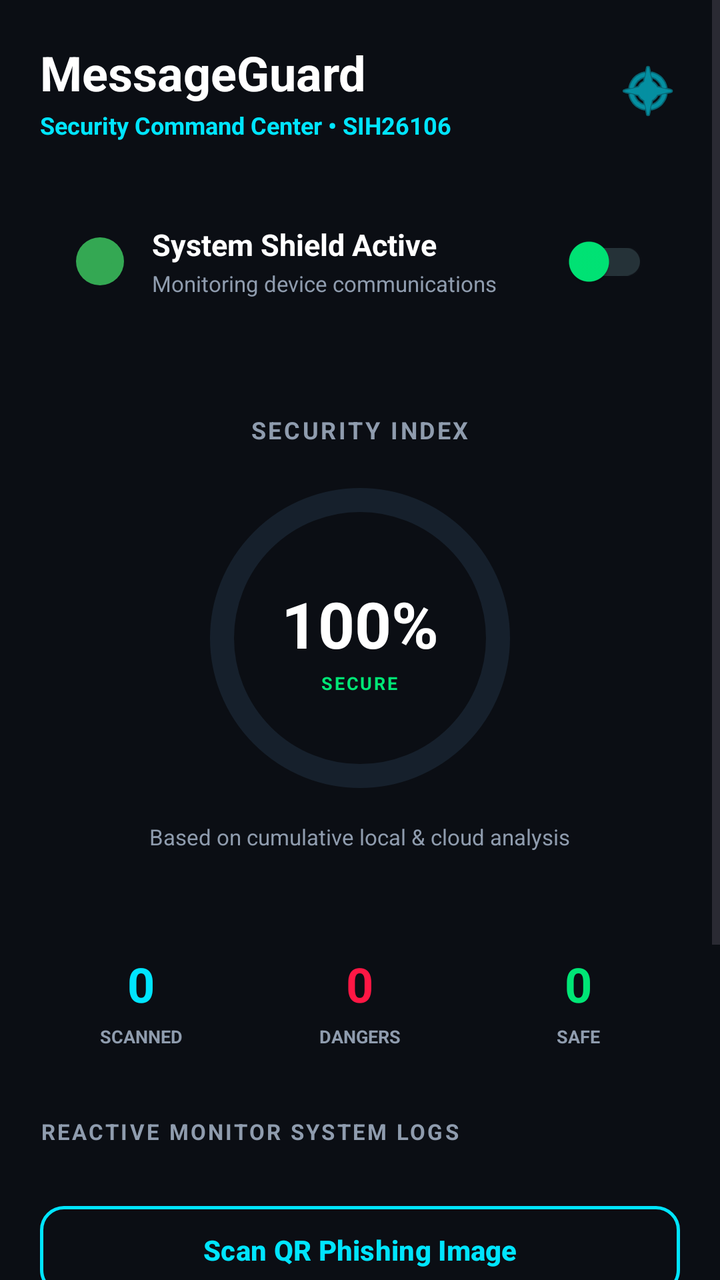
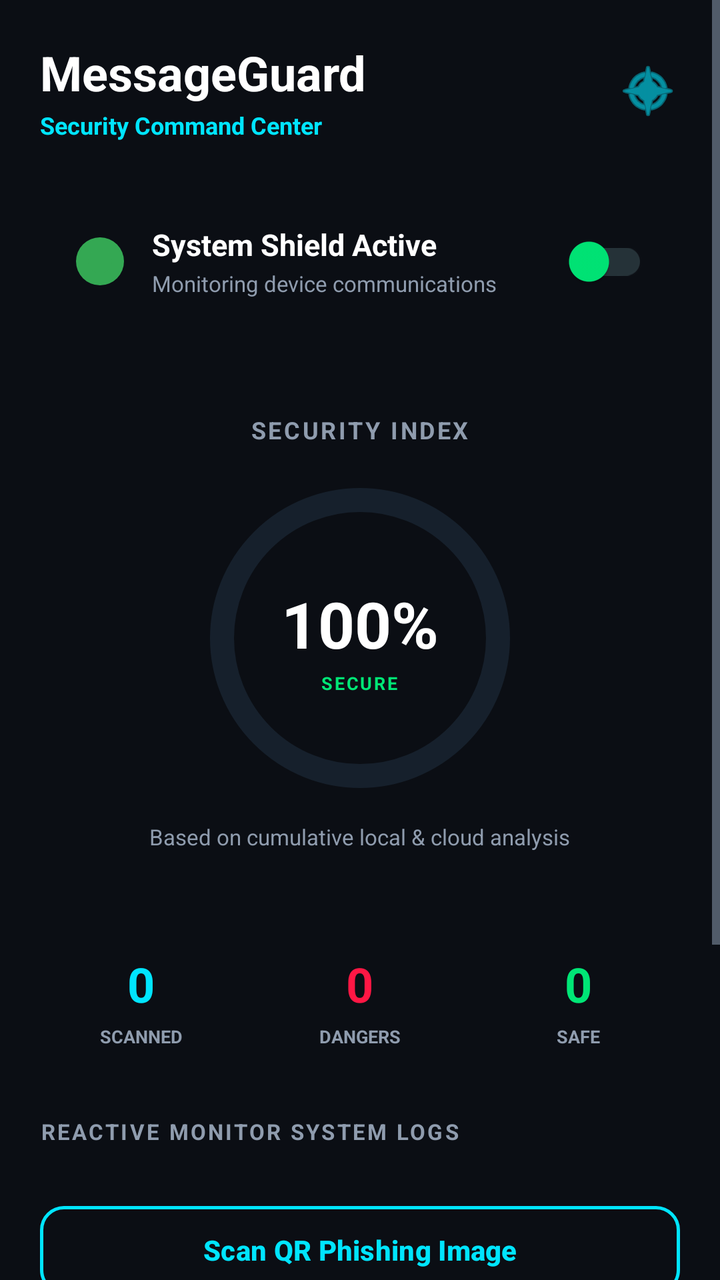

Two renders of the same Android screen: before a commit and after it. Below are the layout's source before the change and the commit's diff.
<!-- AndroidManifest.xml: activity theme Theme.MessageGuard -->
<!-- res/layout/activity_main.xml -->
<?xml version="1.0" encoding="utf-8"?>
<ScrollView xmlns:android="http://schemas.android.com/apk/res/android"
    xmlns:app="http://schemas.android.com/apk/res-auto"
    android:layout_width="match_parent"
    android:layout_height="match_parent"
    android:background="#0B0E14"
    android:fillViewport="true">

    <LinearLayout
        android:layout_width="match_parent"
        android:layout_height="wrap_content"
        android:orientation="vertical"
        android:padding="20dp">

        
        <RelativeLayout
            android:layout_width="match_parent"
            android:layout_height="wrap_content"
            android:layout_marginBottom="20dp">

            <LinearLayout
                android:layout_width="wrap_content"
                android:layout_height="wrap_content"
                android:orientation="vertical">

                <TextView
                    android:layout_width="wrap_content"
                    android:layout_height="wrap_content"
                    android:text="MessageGuard"
                    android:textSize="24sp"
                    android:textStyle="bold"
                    android:textColor="#FFFFFF" />

                <TextView
                    android:layout_width="wrap_content"
                    android:layout_height="wrap_content"
                    android:text="Security Command Center • SIH26106"
                    android:textSize="12sp"
                    android:textColor="#00E5FF"
                    android:textStyle="bold"
                    android:layout_marginTop="2dp" />
            </LinearLayout>

            <ImageView
                android:layout_width="32dp"
                android:layout_height="32dp"
                android:layout_alignParentEnd="true"
                android:layout_centerVertical="true"
                android:src="@android:drawable/ic_menu_compass"
                app:tint="#00E5FF" />
        </RelativeLayout>

        
        <TextView
            android:id="@+id/tv_permission_warning"
            android:layout_width="match_parent"
            android:layout_height="wrap_content"
            android:padding="14dp"
            android:background="#2C1B1B"
            android:textColor="#FF8A80"
            android:textSize="13sp"
            android:textStyle="bold"
            android:drawableStart="@android:drawable/stat_sys_warning"
            android:drawablePadding="8dp"
            android:visibility="gone"
            android:layout_marginBottom="16dp" />

        
        <com.google.android.material.card.MaterialCardView
            android:layout_width="match_parent"
            android:layout_height="wrap_content"
            app:cardElevation="0dp"
            android:background="@drawable/bg_obsidian_card"
            app:cardBackgroundColor="@android:color/transparent"
            app:strokeWidth="0dp"
            android:layout_marginBottom="16dp">

            <LinearLayout
                android:layout_width="match_parent"
                android:layout_height="wrap_content"
                android:orientation="horizontal"
                android:padding="16dp"
                android:gravity="center_vertical">

                <FrameLayout
                    android:layout_width="28dp"
                    android:layout_height="28dp"
                    android:layout_marginEnd="12dp">

                    <View
                        android:id="@+id/view_pulse_glow"
                        android:layout_width="24dp"
                        android:layout_height="24dp"
                        android:layout_gravity="center"
                        android:background="@drawable/dot_green" />

                    <View
                        android:id="@+id/view_pulse_dot"
                        android:layout_width="12dp"
                        android:layout_height="12dp"
                        android:layout_gravity="center"
                        android:background="@drawable/dot_green" />
                </FrameLayout>

                <LinearLayout
                    android:layout_width="0dp"
                    android:layout_height="wrap_content"
                    android:layout_weight="1"
                    android:orientation="vertical">

                    <TextView
                        android:id="@+id/tv_protection_status"
                        android:layout_width="wrap_content"
                        android:layout_height="wrap_content"
                        android:text="System Shield Active"
                        android:textColor="#FFFFFF"
                        android:textSize="15sp"
                        android:textStyle="bold" />

                    <TextView
                        android:layout_width="wrap_content"
                        android:layout_height="wrap_content"
                        android:text="Monitoring device communications"
                        android:textColor="#8F9CAE"
                        android:textSize="11sp"
                        android:layout_marginTop="2dp" />
                </LinearLayout>

                <com.google.android.material.switchmaterial.SwitchMaterial
                    android:id="@+id/switch_enable"
                    android:layout_width="wrap_content"
                    android:layout_height="wrap_content"
                    app:thumbTint="@color/safe_green"
                    app:trackTint="#253238" />
            </LinearLayout>
        </com.google.android.material.card.MaterialCardView>

        
        <com.google.android.material.card.MaterialCardView
            android:layout_width="match_parent"
            android:layout_height="wrap_content"
            app:cardElevation="0dp"
            android:background="@drawable/bg_obsidian_card"
            app:cardBackgroundColor="@android:color/transparent"
            app:strokeWidth="0dp"
            android:layout_marginBottom="16dp">

            <LinearLayout
                android:layout_width="match_parent"
                android:layout_height="wrap_content"
                android:orientation="vertical"
                android:gravity="center"
                android:padding="20dp">

                <TextView
                    android:layout_width="wrap_content"
                    android:layout_height="wrap_content"
                    android:text="SECURITY INDEX"
                    android:textSize="12sp"
                    android:textColor="#8F9CAE"
                    android:textStyle="bold"
                    android:letterSpacing="0.1"
                    android:layout_marginBottom="16dp" />

                <FrameLayout
                    android:layout_width="160dp"
                    android:layout_height="160dp"
                    android:layout_marginBottom="12dp">

                    <com.google.android.material.progressindicator.CircularProgressIndicator
                        android:id="@+id/progress_security_index"
                        android:layout_width="160dp"
                        android:layout_height="160dp"
                        android:layout_gravity="center"
                        app:indicatorSize="150dp"
                        app:trackThickness="12dp"
                        app:trackColor="#16202C"
                        app:indicatorColor="#00E676"
                        app:trackCornerRadius="6dp" />

                    <LinearLayout
                        android:layout_width="wrap_content"
                        android:layout_height="wrap_content"
                        android:orientation="vertical"
                        android:gravity="center"
                        android:layout_gravity="center">

                        <TextView
                            android:id="@+id/tv_security_index_value"
                            android:layout_width="wrap_content"
                            android:layout_height="wrap_content"
                            android:text="100%"
                            android:textSize="32sp"
                            android:textStyle="bold"
                            android:textColor="#FFFFFF" />

                        <TextView
                            android:id="@+id/tv_security_index_label"
                            android:layout_width="wrap_content"
                            android:layout_height="wrap_content"
                            android:text="SECURE"
                            android:textSize="9sp"
                            android:textColor="#00E676"
                            android:textStyle="bold"
                            android:letterSpacing="0.1"
                            android:layout_marginTop="2dp" />
                    </LinearLayout>
                </FrameLayout>

                <TextView
                    android:layout_width="wrap_content"
                    android:layout_height="wrap_content"
                    android:text="Based on cumulative local &amp; cloud analysis"
                    android:textColor="#8F9CAE"
                    android:textSize="11sp" />
            </LinearLayout>
        </com.google.android.material.card.MaterialCardView>

        
        <LinearLayout
            android:layout_width="match_parent"
            android:layout_height="wrap_content"
            android:orientation="horizontal"
            android:layout_marginBottom="20dp">

            
            <com.google.android.material.card.MaterialCardView
                android:layout_width="0dp"
                android:layout_height="wrap_content"
                android:layout_weight="1"
                android:layout_marginEnd="8dp"
                app:cardElevation="0dp"
                android:background="@drawable/bg_obsidian_card"
                app:cardBackgroundColor="@android:color/transparent"
                app:strokeWidth="0dp">

                <LinearLayout
                    android:layout_width="match_parent"
                    android:layout_height="wrap_content"
                    android:orientation="vertical"
                    android:padding="14dp"
                    android:gravity="center">

                    <TextView
                        android:id="@+id/tv_total_today"
                        android:layout_width="wrap_content"
                        android:layout_height="wrap_content"
                        android:text="0"
                        android:textSize="24sp"
                        android:textStyle="bold"
                        android:textColor="#00E5FF" />

                    <TextView
                        android:layout_width="wrap_content"
                        android:layout_height="wrap_content"
                        android:text="SCANNED"
                        android:textSize="9sp"
                        android:textColor="#8F9CAE"
                        android:layout_marginTop="4dp"
                        android:textStyle="bold" />
                </LinearLayout>
            </com.google.android.material.card.MaterialCardView>

            
            <com.google.android.material.card.MaterialCardView
                android:layout_width="0dp"
                android:layout_height="wrap_content"
                android:layout_weight="1"
                android:layout_marginEnd="8dp"
                app:cardElevation="0dp"
                android:background="@drawable/bg_obsidian_card"
                app:cardBackgroundColor="@android:color/transparent"
                app:strokeWidth="0dp">

                <LinearLayout
                    android:layout_width="match_parent"
                    android:layout_height="wrap_content"
                    android:orientation="vertical"
                    android:padding="14dp"
                    android:gravity="center">

                    <TextView
                        android:id="@+id/tv_dangers"
                        android:layout_width="wrap_content"
                        android:layout_height="wrap_content"
                        android:text="0"
                        android:textSize="24sp"
                        android:textStyle="bold"
                        android:textColor="#FF1744" />

                    <TextView
                        android:layout_width="wrap_content"
                        android:layout_height="wrap_content"
                        android:text="DANGERS"
                        android:textSize="9sp"
                        android:textColor="#8F9CAE"
                        android:layout_marginTop="4dp"
                        android:textStyle="bold" />
                </LinearLayout>
            </com.google.android.material.card.MaterialCardView>

            
            <com.google.android.material.card.MaterialCardView
                android:layout_width="0dp"
                android:layout_height="wrap_content"
                android:layout_weight="1"
                app:cardElevation="0dp"
                android:background="@drawable/bg_obsidian_card"
                app:cardBackgroundColor="@android:color/transparent"
                app:strokeWidth="0dp">

                <LinearLayout
                    android:layout_width="match_parent"
                    android:layout_height="wrap_content"
                    android:orientation="vertical"
                    android:padding="14dp"
                    android:gravity="center">

                    <TextView
                        android:id="@+id/tv_safe"
                        android:layout_width="wrap_content"
                        android:layout_height="wrap_content"
                        android:text="0"
                        android:textSize="24sp"
                        android:textStyle="bold"
                        android:textColor="#00E676" />

                    <TextView
                        android:layout_width="wrap_content"
                        android:layout_height="wrap_content"
                        android:text="SAFE"
                        android:textSize="9sp"
                        android:textColor="#8F9CAE"
                        android:layout_marginTop="4dp"
                        android:textStyle="bold" />
                </LinearLayout>
            </com.google.android.material.card.MaterialCardView>
        </LinearLayout>

        
        <TextView
            android:layout_width="wrap_content"
            android:layout_height="wrap_content"
            android:text="REACTIVE MONITOR SYSTEM LOGS"
            android:textSize="11sp"
            android:textStyle="bold"
            android:textColor="#8F9CAE"
            android:letterSpacing="0.1"
            android:layout_marginBottom="10dp" />

        <androidx.recyclerview.widget.RecyclerView
            android:id="@+id/rv_recent_scans"
            android:layout_width="match_parent"
            android:layout_height="wrap_content"
            android:nestedScrollingEnabled="false"
            android:layout_marginBottom="16dp" />

        
        <com.google.android.material.button.MaterialButton
            android:id="@+id/btn_scan_qr"
            style="@style/Widget.Material3.Button.OutlinedButton"
            android:layout_width="match_parent"
            android:layout_height="52dp"
            android:text="Scan QR Phishing Image"
            android:textSize="14sp"
            android:textStyle="bold"
            android:textColor="#00E5FF"
            app:strokeColor="#00E5FF"
            app:strokeWidth="1.5dp"
            app:cornerRadius="12dp"
            android:layout_marginBottom="8dp" />

        <com.google.android.material.button.MaterialButton
            android:id="@+id/btn_view_history"
            android:layout_width="match_parent"
            android:layout_height="52dp"
            android:text="View Forensic Logs"
            android:textSize="14sp"
            android:textStyle="bold"
            android:textColor="#0B0E14"
            app:backgroundTint="#00E5FF"
            app:cornerRadius="12dp"
            android:layout_marginBottom="8dp" />

        <com.google.android.material.button.MaterialButton
            android:id="@+id/btn_view_scan_reports"
            style="@style/Widget.Material3.Button.OutlinedButton"
            android:layout_width="match_parent"
            android:layout_height="52dp"
            android:text="File Sandbox Scan Reports"
            android:textSize="14sp"
            android:textStyle="bold"
            android:textColor="#00E676"
            app:strokeColor="#00E676"
            app:strokeWidth="1.5dp"
            app:cornerRadius="12dp"
            android:layout_marginBottom="8dp" />

        <com.google.android.material.button.MaterialButton
            android:id="@+id/btn_settings"
            style="@style/Widget.Material3.Button.OutlinedButton"
            android:layout_width="match_parent"
            android:layout_height="52dp"
            android:text="Console Settings"
            android:textSize="14sp"
            android:textStyle="bold"
            android:textColor="#FFFFFF"
            app:strokeColor="#2A3547"
            app:strokeWidth="1.5dp"
            app:cornerRadius="12dp"
            android:layout_marginBottom="16dp" />

    </LinearLayout>
</ScrollView>
<!-- resources referenced by this layout -->
<resources>
  <color name="safe_green">#00E676</color>
  <!-- drawable bg_obsidian_card (drawable) -->
  <?xml version="1.0" encoding="utf-8"?>
  <shape xmlns:android="http://schemas.android.com/apk/res/android">
      <solid android:color="#161C26" />
      <stroke android:width="1dp" android:color="#2A3547" />
      <corners android:radius="16dp" />
  </shape>
  <!-- drawable dot_green (drawable) -->
  <?xml version="1.0" encoding="utf-8"?>
  <shape xmlns:android="http://schemas.android.com/apk/res/android"
      android:shape="oval">
      <solid android:color="#34a853" />
      <size android:width="14dp" android:height="14dp" />
  </shape>
  <style name="Theme.MessageGuard" parent="Theme.Material3.DayNight.NoActionBar">
          <item name="colorPrimary">#1a73e8</item>
          <item name="colorPrimaryVariant">#1557b0</item>
          <item name="colorOnPrimary">#ffffff</item>
          <item name="colorSecondary">#34a853</item>
          <item name="colorOnSecondary">#ffffff</item>
          <item name="colorSurface">#ffffff</item>
          <item name="colorOnSurface">#202124</item>
          <item name="android:statusBarColor">@color/colorPrimary</item>
      </style>
  <color name="colorPrimary">#00E5FF</color>
</resources>

<!-- the commit's change to res/layout/activity_main.xml (unified diff, before → after) -->
@@ -34,7 +34,7 @@
                 <TextView
                     android:layout_width="wrap_content"
                     android:layout_height="wrap_content"
-                    android:text="Security Command Center • SIH26106"
+                    android:text="Security Command Center"
                     android:textSize="12sp"
                     android:textColor="#00E5FF"
                     android:textStyle="bold"
<!-- resource entries referenced after the edit -->
@@ -16,15 +16,29 @@
       <size android:width="14dp" android:height="14dp" />
   </shape>
   <style name="Theme.MessageGuard" parent="Theme.Material3.DayNight.NoActionBar">
-          <item name="colorPrimary">#1a73e8</item>
-          <item name="colorPrimaryVariant">#1557b0</item>
-          <item name="colorOnPrimary">#ffffff</item>
-          <item name="colorSecondary">#34a853</item>
-          <item name="colorOnSecondary">#ffffff</item>
-          <item name="colorSurface">#ffffff</item>
-          <item name="colorOnSurface">#202124</item>
-          <item name="android:statusBarColor">@color/colorPrimary</item>
+          <item name="colorPrimary">@color/colorPrimary</item>
+          <item name="colorPrimaryVariant">@color/colorPrimaryDark</item>
+          <item name="colorOnPrimary">@color/bg_obsidian_dark</item>
+          <item name="colorSecondary">@color/safe_green</item>
+          <item name="colorOnSecondary">@color/bg_obsidian_dark</item>
+          <item name="colorSurface">@color/surface_obsidian_card</item>
+          <item name="colorOnSurface">@color/text_high_contrast</item>
+          <item name="android:textColorPrimary">@color/text_high_contrast</item>
+          <item name="android:textColorSecondary">@color/text_medium_contrast</item>
+          <item name="android:editTextColor">@color/text_high_contrast</item>
+          <item name="colorControlActivated">@color/colorPrimary</item>
+          <item name="colorControlNormal">@color/text_medium_contrast</item>
+          <item name="android:colorBackground">@color/bg_obsidian_dark</item>
+          <item name="android:windowBackground">@color/bg_obsidian_dark</item>
+          <item name="android:statusBarColor">@color/bg_obsidian_dark</item>
+          <item name="android:navigationBarColor">@color/bg_obsidian_dark</item>
+          <item name="android:windowLightStatusBar">false</item>
       </style>
   <color name="colorPrimary">#00E5FF</color>
+  <color name="colorPrimaryDark">#00B0FF</color>
+  <color name="bg_obsidian_dark">#0A0E14</color>
+  <color name="surface_obsidian_card">#121824</color>
+  <color name="text_high_contrast">#F8FAFC</color>
+  <color name="text_medium_contrast">#94A3B8</color>
 </resources>
 
